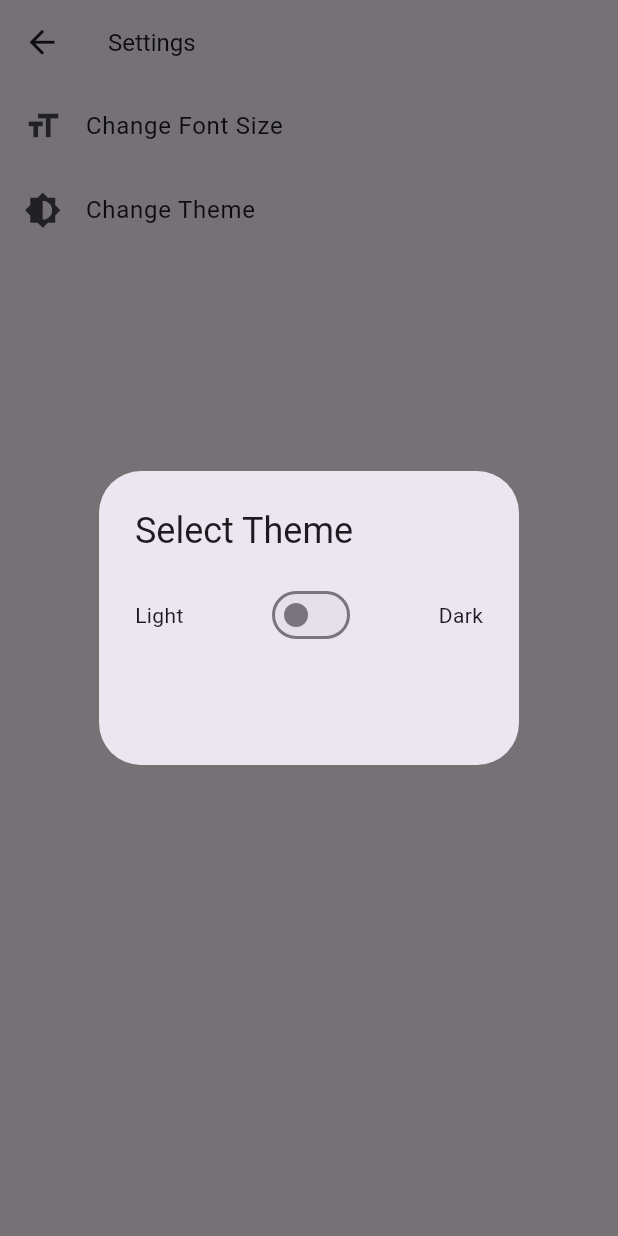
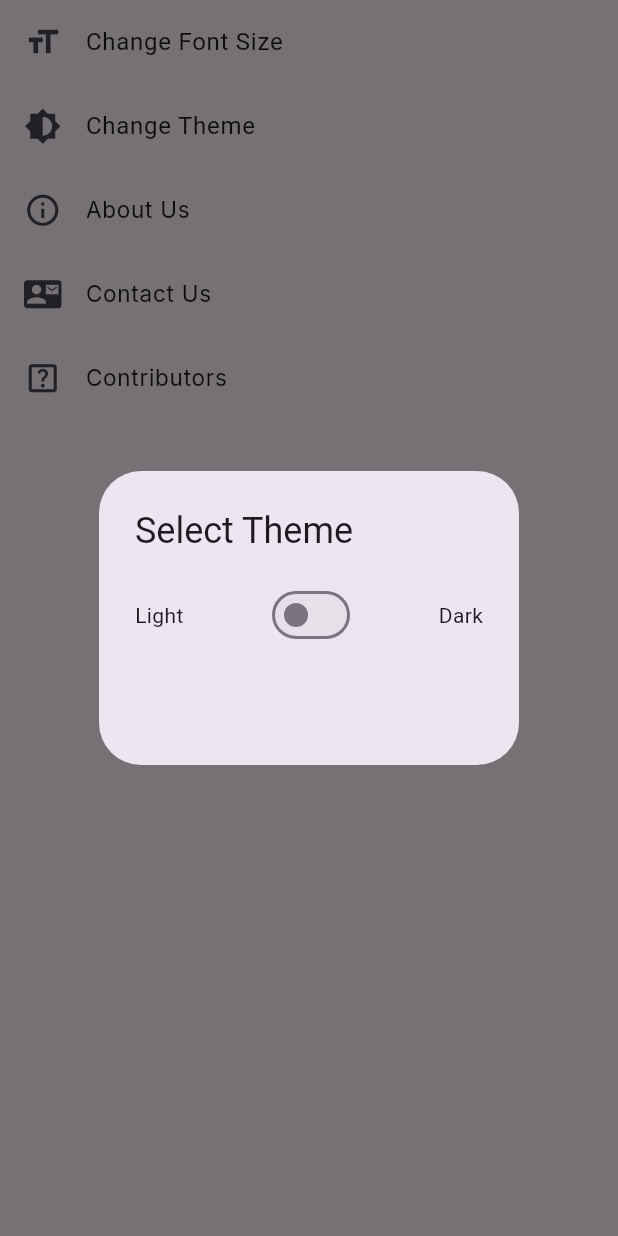
Before and after one commit to tusharhow/dev-dictionary, a Flutter app: the SettingsScreen screen opened by its route, after a tap on "Change Theme", on a phone screen of 412 x 824 dp. Run offline on Flutter 3.47's test engine with Material 3 defaults, Android fonts, the phone set to English and light mode, and no system bars; our stand-ins replace flutter_tts, go_router, google_fonts, shared_preferences, url_strategy; missing offline and left inert: flutter_share; accounts and stored records are empty.

Commit message:
Bottom nav added

```diff
--- a/lib/main.dart
+++ b/lib/main.dart
@@ -1,5 +1,6 @@
 import 'package:dev_dictionary/constants.dart';
 import 'package:dev_dictionary/src/controllers/bookmark_controller.dart';
+import 'package:dev_dictionary/src/controllers/bottom_nav_bar_controller.dart';
 import 'package:dev_dictionary/src/controllers/contributor_controller.dart';
 import 'package:dev_dictionary/src/controllers/theme_controller.dart';
 import 'package:dev_dictionary/src/controllers/word_data_controller.dart';
@@ -20,10 +21,9 @@ Future<void> main() async {
         ChangeNotifierProvider(create: (context) => WordPropertyController()),
         ChangeNotifierProvider(create: (context) => BookmarkController()),
         ChangeNotifierProvider(create: (context) => ContributorController()),
+        ChangeNotifierProvider(create: (context) => BottomNavbarController()),
       ],
-      child: MyApp(
-        router: MyRouter(),
-      ),
+      child: MyApp(router: MyRouter()),
     ),
   );
 }
--- a/lib/src/components/search_result_widget.dart
+++ b/lib/src/components/search_result_widget.dart
@@ -166,7 +166,7 @@ class SearchResultWidget extends StatelessWidget {
                                     padding: const EdgeInsets.all(8.0),
                                     child: Container(
                                       decoration: BoxDecoration(
-                                        color: Colors.deepPurple,
+                                        color: Colors.deepPurple.shade300,
                                         borderRadius: BorderRadius.circular(15),
                                       ),
                                       child: ListTile(
--- a/lib/src/router/app_routes.dart
+++ b/lib/src/router/app_routes.dart
@@ -5,10 +5,10 @@ import 'package:dev_dictionary/src/router/app_route_constants.dart';
 import 'package:dev_dictionary/src/views/about/about_us.dart';
 import 'package:dev_dictionary/src/views/about/contact_us.dart';
 import 'package:dev_dictionary/src/views/bookmark/bookmark_screen.dart';
+import 'package:dev_dictionary/src/views/bottom_nav/bottom_nav_screen.dart';
 import 'package:dev_dictionary/src/views/contrbution/contribution_screen.dart';
 import 'package:dev_dictionary/src/views/detail/details_screen.dart';
 import 'package:dev_dictionary/src/views/devices/desktop_view.dart';
-import 'package:dev_dictionary/src/views/devices/mobile_view.dart';
 import 'package:dev_dictionary/src/views/devices/tablet_view.dart';
 import 'package:dev_dictionary/src/views/responsive/responsive.dart';
 import 'package:dev_dictionary/src/views/settings/settings_screen.dart';
@@ -21,7 +21,13 @@ class MyRouter {
         path: AppRouteConstants.homeRouteName,
         builder: (BuildContext context, GoRouterState state) {
           return Responsive(
-            mobile: MobileView(),
+            mobile: Navigator(
+              onGenerateRoute: (settings) {
+                return MaterialPageRoute(
+                  builder: (context) => BottomNavScreen(),
+                );
+              },
+            ),
             desktop: const DesktopView(),
             tablet: const TabletView(),
           );
@@ -129,7 +135,7 @@ class MyRouter {
               return CustomTransitionPage(
                 key: state.pageKey,
                 child: Responsive(
-                  mobile: MobileView(),
+                  mobile: BottomNavScreen(),
                   desktop: const DesktopView(),
                   tablet: const TabletView(),
                 ),
--- /dev/null
+++ b/lib/src/views/bottom_nav/bottom_nav_screen.dart
@@ -0,0 +1,49 @@
+import 'package:dev_dictionary/src/controllers/bottom_nav_bar_controller.dart';
+import 'package:dev_dictionary/src/views/bookmark/bookmark_screen.dart';
+import 'package:dev_dictionary/src/views/devices/mobile_view.dart';
+import 'package:dev_dictionary/src/views/settings/settings_screen.dart';
+import 'package:flutter/material.dart';
+import 'package:provider/provider.dart';
+
+class BottomNavScreen extends StatelessWidget {
+  BottomNavScreen({super.key});
+  final List<Widget> pages = [
+   const MobileView(),
+ const   BookMarkScreen(),
+ const   SettingsScreen(),
+  ];
+  @override
+  Widget build(BuildContext context) {
+    return Scaffold(
+      body: Consumer<BottomNavbarController>(
+        builder: (context, tabModel, child) {
+          return pages[tabModel.currentIndex];
+        },
+      ),
+      bottomNavigationBar: Consumer<BottomNavbarController>(
+        builder: (context, tabModel, child) {
+          return BottomNavigationBar(
+            currentIndex: tabModel.currentIndex,
+            onTap: (index) {
+              tabModel.changeIndex(index);
+            },
+            items: const [
+              BottomNavigationBarItem(
+                icon: Icon(Icons.home),
+                label: 'Home',
+              ),
+              BottomNavigationBarItem(
+                icon: Icon(Icons.bookmark),
+                label: 'Bookmarks',
+              ),
+              BottomNavigationBarItem(
+                icon: Icon(Icons.settings),
+                label: 'Contributors',
+              ),
+            ],
+          );
+        },
+      ),
+    );
+  }
+}
--- a/lib/src/views/devices/mobile_view.dart
+++ b/lib/src/views/devices/mobile_view.dart
@@ -9,45 +9,16 @@ import '../../components/search_result_widget.dart';
 import '../../controllers/word_data_controller.dart';
 
 class MobileView extends StatelessWidget {
-  MobileView({super.key});
-  final GlobalKey<ScaffoldState> _scaffoldKey = GlobalKey<ScaffoldState>();
+  const MobileView({super.key});
 
   @override
   Widget build(BuildContext context) {
     return Consumer<WordDataController>(builder: (context, controller, child) {
-      return Scaffold(
-        key: _scaffoldKey,
+      return SafeArea(
+        child: Scaffold(
           drawer: const DrawerWidget(),
           body: Column(
             children: [
-            Align(
-              alignment: Alignment.centerLeft,
-              child: Container(
-                margin: const EdgeInsets.all(10),
-                height: 45,
-                width: 45,
-                decoration: const BoxDecoration(
-                  color: Colors.white,
-                  shape: BoxShape.circle,
-                  boxShadow: [
-                    BoxShadow(
-                      color: Colors.black12,
-                      blurRadius: 10,
-                      offset: Offset(0, 5),
-                    ),
-                  ],
-                ),
-                child: IconButton(
-                  onPressed: () {
-                    _scaffoldKey.currentState!.openDrawer();
-                  },
-                  icon: Image.asset(
-                    'assets/icons/menu.png',
-                    height: 25,
-                  ),
-                ),
-              ),
-            ),
               Row(
                 crossAxisAlignment: CrossAxisAlignment.center,
                 mainAxisAlignment: MainAxisAlignment.center,
@@ -82,7 +53,7 @@ class MobileView extends StatelessWidget {
                   ),
                 ],
               ),
-            const SizedBox(height: 8),
+              const SizedBox(height: 5),
               Center(
                 child: Text(
                   AppConstants.appSlug,
@@ -92,12 +63,12 @@ class MobileView extends StatelessWidget {
                   ),
                 ),
               ),
-            const SizedBox(height: 30),
+              const SizedBox(height: 20),
               SearchBarWidget(
                 textEditingController: controller.searchController,
                 controller: controller,
               ),
-            const SizedBox(height: 16),
+              const SizedBox(height: 10),
               Expanded(
                 child: controller.searchResults.isNotEmpty
                     ? const SearchResultWidget()
@@ -111,6 +82,7 @@ class MobileView extends StatelessWidget {
               ),
             ],
           ),
+        ),
       );
     });
   }
--- a/lib/src/views/settings/settings_screen.dart
+++ b/lib/src/views/settings/settings_screen.dart
@@ -1,6 +1,9 @@
 import 'package:dev_dictionary/src/controllers/theme_controller.dart';
 import 'package:dev_dictionary/src/controllers/word_data_controller.dart';
+import 'package:dev_dictionary/src/router/app_route_constants.dart';
 import 'package:flutter/material.dart';
+import 'package:go_router/go_router.dart';
+import 'package:google_fonts/google_fonts.dart';
 import 'package:provider/provider.dart';
 import '../../components/popup_widget.dart';
 
@@ -10,27 +13,10 @@ class SettingsScreen extends StatelessWidget {
   @override
   Widget build(BuildContext context) {
     return Consumer<WordDataController>(builder: (context, controller, child) {
-      return Scaffold(
-        appBar: AppBar(
-          elevation: 0,
-          leading: IconButton(
-            onPressed: () {
-              Navigator.pop(context);
-            },
-            icon: const Icon(
-              Icons.arrow_back,
-              size: 25,
-            ),
-          ),
-          title: const Text(
-            'Settings',
-            style: TextStyle(
-              fontSize: 16,
-            ),
-          ),
-        ),
-        body:
-            Consumer<WordDataController>(builder: (context, controller, child) {
+      return SafeArea(
+        child: Scaffold(
+          body: Consumer<WordDataController>(
+              builder: (context, controller, child) {
             return Column(
               children: [
                 ListTile(
@@ -99,9 +85,55 @@ class SettingsScreen extends StatelessWidget {
                     ),
                   ),
                 ),
+                ListTile(
+                  onTap: () {
+                    context.go('/${AppRouteConstants.aboutRouteName}');
+                  },
+                  leading: const Icon(
+                    Icons.info_outline,
+                    size: 25,
+                  ),
+                  title: Text(
+                    'About Us',
+                    style: GoogleFonts.inter(
+                      fontSize: 15,
+                    ),
+                  ),
+                ),
+                ListTile(
+                  onTap: () {
+                    context.go('/${AppRouteConstants.contactUsRouteName}');
+                  },
+                  leading: const Icon(
+                    Icons.contact_mail,
+                    size: 25,
+                  ),
+                  title: Text(
+                    'Contact Us',
+                    style: GoogleFonts.inter(
+                      fontSize: 15,
+                    ),
+                  ),
+                ),
+                ListTile(
+                  onTap: () {
+                    context.go('/${AppRouteConstants.contributionRouteName}');
+                  },
+                  leading: const Icon(
+                    Icons.help_center_outlined,
+                    size: 25,
+                  ),
+                  title: Text(
+                    'Contributors',
+                    style: GoogleFonts.inter(
+                      fontSize: 15,
+                    ),
+                  ),
+                ),
               ],
             );
           }),
+        ),
       );
     });
   }
```
Also changed, not shown: lib/src/controllers/bottom_nav_bar_controller.dart (added, +12 -0 lines), lib/src/views/bookmark/bookmark_screen.dart (+39 -6 lines), lib/src/views/detail/mobile_detail_screen.dart (+17 -14 lines), 1 other file. Lines whose indentation alone changed are shown as unchanged.
